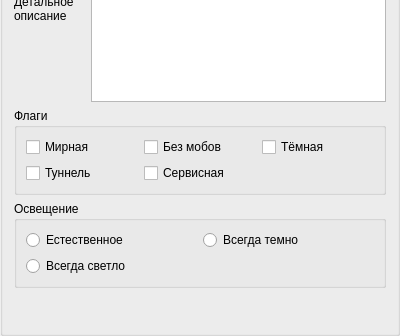
Before: the Qt Designer form src/ui/roomproperties.ui in Valera/MudSketcher, drawn with Qt 5; both pictures show x 0 to 400 and y 171 to 507 of the 400 by 507 pixel window.
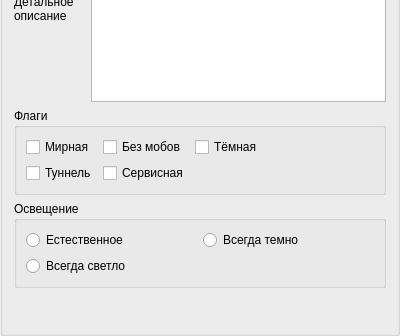
After: the same form once the commit is applied.

```diff
--- a/src/ui/roomproperties.ui
+++ b/src/ui/roomproperties.ui
@@ -99,6 +99,19 @@
         </property>
        </widget>
       </item>
+      <item row="0" column="3">
+       <spacer name="horizontalSpacer">
+        <property name="orientation">
+         <enum>Qt::Horizontal</enum>
+        </property>
+        <property name="sizeHint" stdset="0">
+         <size>
+          <width>40</width>
+          <height>20</height>
+         </size>
+        </property>
+       </spacer>
+      </item>
      </layout>
     </widget>
    </item>
```
Left out of the diff: 12 changed lines with no effect on the pictures.
